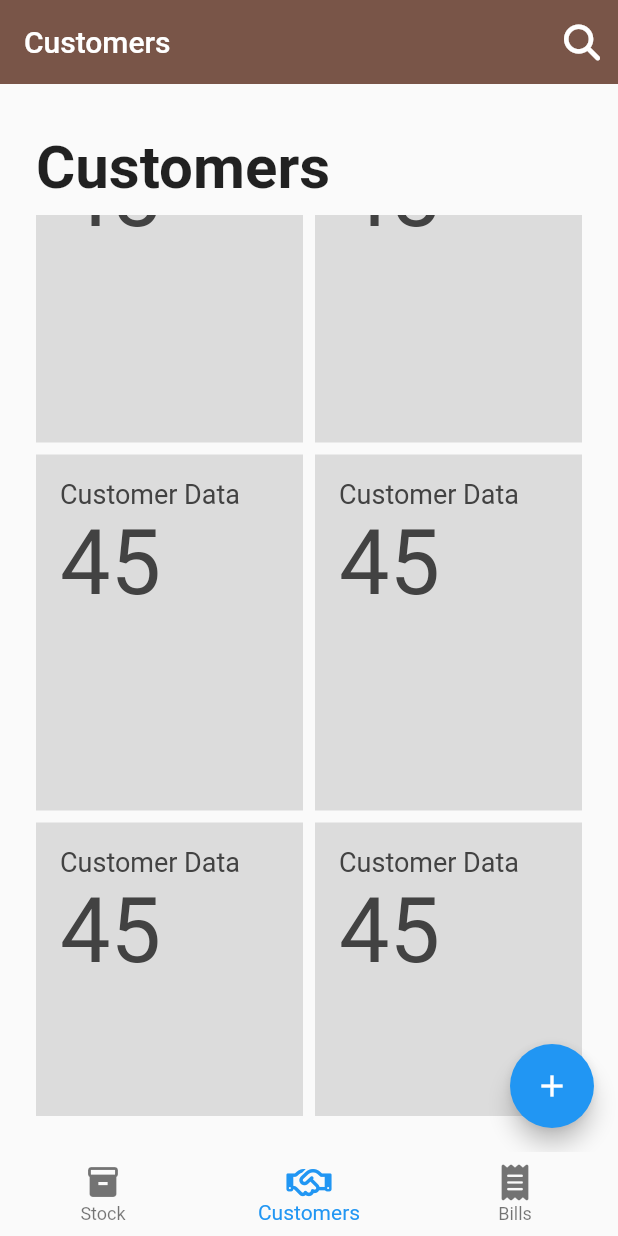
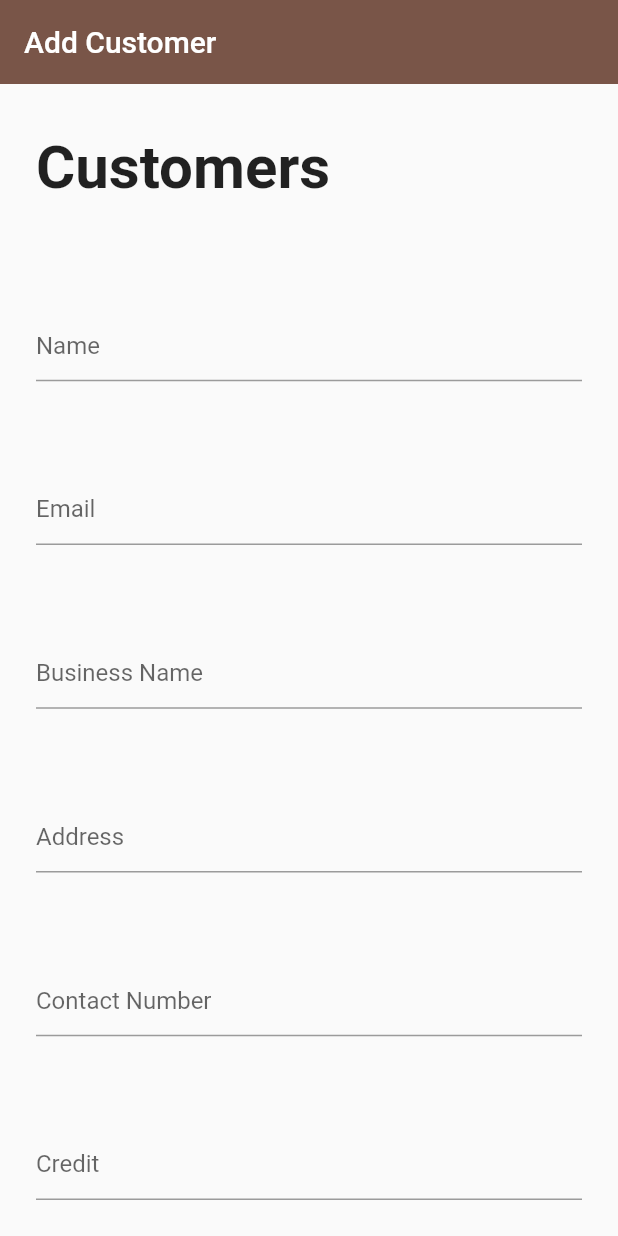
Before and after one commit to DininduChamikara/sp_mobile_app, a Flutter app: the screen it shows after launch, item 2 of the bottom bar chosen, scrolled down 576 dp, after a tap on the "add" icon, on a phone screen of 412 x 824 dp. Run offline on Flutter 3.47's test engine with Material 2 defaults, Android fonts, the phone set to English and light mode, and no system bars; our stand-ins replace dio, font_awesome_flutter, go_router, google_fonts; network calls fail.

Commit message:
Customer Add page app bar fixed

```diff
--- a/lib/config/app_router.dart
+++ b/lib/config/app_router.dart
@@ -2,6 +2,7 @@ import 'package:flutter/material.dart';
 import 'package:go_router/go_router.dart';
 import 'package:sp_mobile_app/screens/auth/login.dart';
 import 'package:sp_mobile_app/screens/home.dart';
+import 'package:sp_mobile_app/screens/main/addCustomer.dart';
 
 final GoRouter router = GoRouter(
   routes: <GoRoute>[
@@ -17,5 +18,11 @@ final GoRouter router = GoRouter(
         return const Home();
       },
     ),
+    GoRoute(
+      path: '/add_customer',
+      builder: (BuildContext context, GoRouterState state) {
+        return const AddCustomer();
+      },
+    ),
   ],
 );
--- /dev/null
+++ b/lib/screens/main/addCustomer.dart
@@ -0,0 +1,71 @@
+// ignore_for_file: unnecessary_const
+
+import 'package:flutter/material.dart';
+import 'package:sp_mobile_app/components/title.dart';
+
+class AddCustomer extends StatelessWidget {
+  const AddCustomer({Key? key}) : super(key: key);
+
+  @override
+  Widget build(BuildContext context) {
+    return Scaffold(
+      appBar: AppBar(elevation: 0, title: const Text("Add Customer")),
+      body: Padding(
+        padding: const EdgeInsets.all(24),
+        child: Column(
+          crossAxisAlignment: CrossAxisAlignment.start,
+          children: const [
+            MainTitle(title: "Customers"),
+            Align(
+              child: Padding(
+                padding: const EdgeInsets.all(1),
+              ),
+            ),
+            const Spacer(),
+            const Align(
+              alignment: Alignment.centerLeft,
+              child: const TextField(
+                decoration: InputDecoration(hintText: "Name"),
+              ),
+            ),
+            const Spacer(),
+            const Align(
+              alignment: Alignment.centerLeft,
+              child: const TextField(
+                decoration: InputDecoration(hintText: "Email"),
+              ),
+            ),
+            const Spacer(),
+            const Align(
+              alignment: Alignment.centerLeft,
+              child: const TextField(
+                decoration: InputDecoration(hintText: "Business Name"),
+              ),
+            ),
+            const Spacer(),
+            const Align(
+              alignment: Alignment.centerLeft,
+              child: const TextField(
+                decoration: InputDecoration(hintText: "Address"),
+              ),
+            ),
+            const Spacer(),
+            const Align(
+              alignment: Alignment.centerLeft,
+              child: const TextField(
+                decoration: InputDecoration(hintText: "Contact Number"),
+              ),
+            ),
+            const Spacer(),
+            const Align(
+              alignment: Alignment.centerLeft,
+              child: const TextField(
+                decoration: InputDecoration(hintText: "Credit"),
+              ),
+            ),
+          ],
+        ),
+      ),
+    );
+  }
+}
--- a/lib/screens/main/customers.dart
+++ b/lib/screens/main/customers.dart
@@ -1,4 +1,5 @@
 import 'package:flutter/material.dart';
+import 'package:go_router/go_router.dart';
 import 'package:sp_mobile_app/components/title.dart';
 
 class Customers extends StatelessWidget {
@@ -29,7 +30,9 @@ class Customers extends StatelessWidget {
         ),
       ),
       floatingActionButton: FloatingActionButton(
-        onPressed: () {},
+        onPressed: () {
+          return context.go('/add_customer');
+        },
         child: const Icon(Icons.add),
       ),
     );
```
